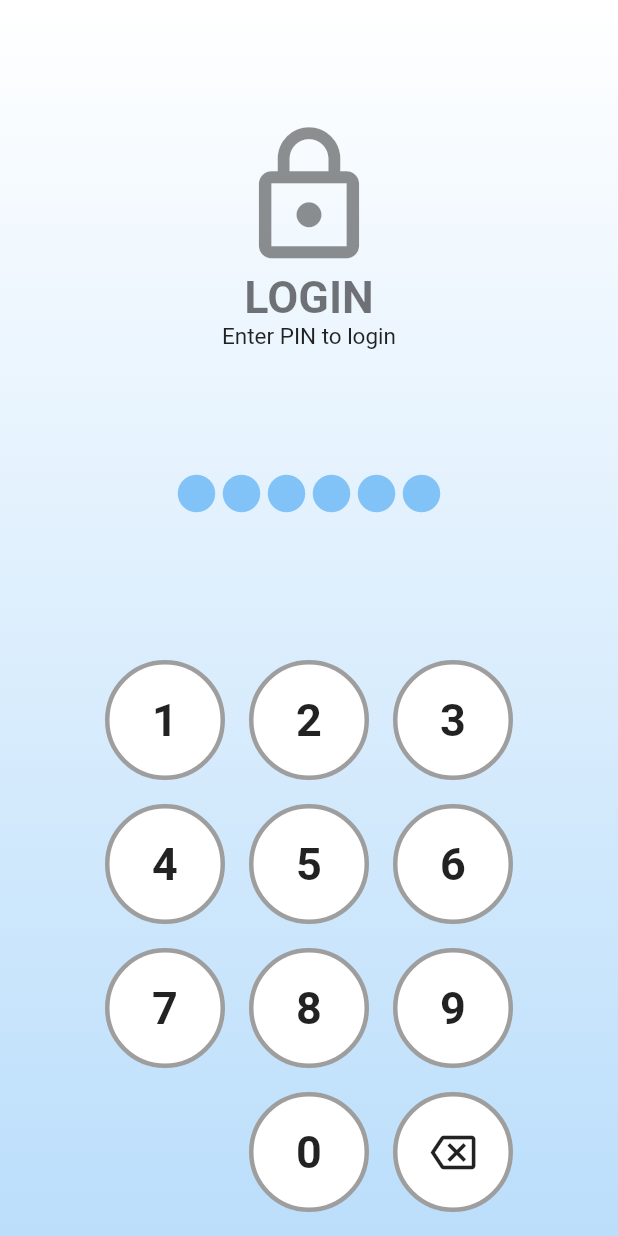
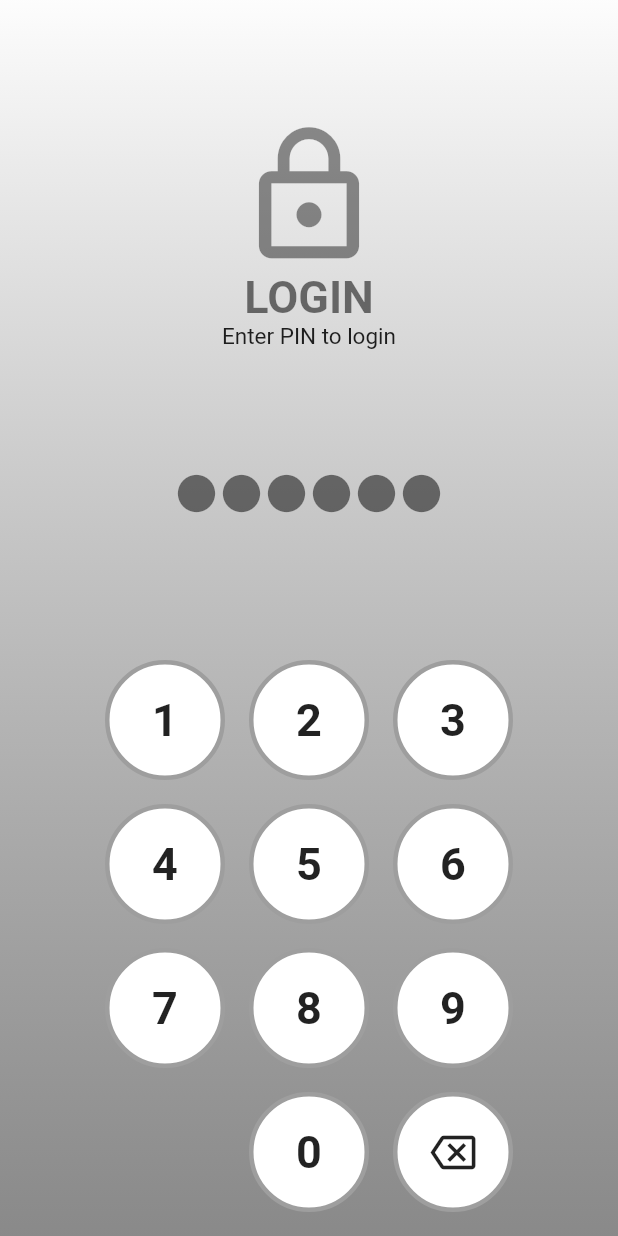
Before and after one commit to NatsuruShizuku/flutter_food2, a Flutter app: the screen it shows after launch, on a phone screen of 412 x 824 dp. Run offline on Flutter 3.47's test engine with Material 2 defaults, Android fonts, the phone set to English and light mode, and no system bars.

```diff
--- a/lib/pages/login/login_page.dart
+++ b/lib/pages/login/login_page.dart
@@ -23,8 +23,8 @@ class _LoginPageState extends State<LoginPage> {
             end: Alignment.bottomCenter,
             // ไล่เฉดจากสีแดงไปสีน้ำเงิน
             colors: [
-              Colors.white,
-              Colors.blue.shade100,
+              Colors.white54,
+              Colors.black45,
             ],
           ),
         ),
@@ -62,84 +62,84 @@ class _LoginPageState extends State<LoginPage> {
                               ? Icon(
                             Icons.circle,
                             size: 30.0,
-                            color: Colors.blue,
+                            color: Colors.black,
                           )
                               : Opacity(
                             opacity: 0.5,
                             child: Icon(
                               Icons.circle,
                               size: 30.0,
-                              color: Colors.blue,
+                              color: Colors.black,
                             ),
                           ),
                           input.length > 1
                               ? Icon(
                             Icons.circle,
                             size: 30.0,
-                            color: Colors.blue,
+                            color: Colors.black,
                           )
                               : Opacity(
                             opacity: 0.5,
                             child: Icon(
                               Icons.circle,
                               size: 30.0,
-                              color: Colors.blue,
+                              color: Colors.black,
                             ),
                           ),
                           input.length > 2
                               ? Icon(
                             Icons.circle,
                             size: 30.0,
-                            color: Colors.blue,
+                            color: Colors.black,
                           )
                               : Opacity(
                             opacity: 0.5,
                             child: Icon(
                               Icons.circle,
                               size: 30.0,
-                              color: Colors.blue,
+                              color: Colors.black,
                             ),
                           ),
                           input.length > 3
                               ? Icon(
                             Icons.circle,
                             size: 30.0,
-                            color: Colors.blue,
+                            color: Colors.black,
                           )
                               : Opacity(
                             opacity: 0.5,
                             child: Icon(
                               Icons.circle,
                               size: 30.0,
-                              color: Colors.blue,
+                              color: Colors.black,
                             ),
                           ),
                           input.length > 4
                               ? Icon(
                             Icons.circle,
                             size: 30.0,
-                            color: Colors.blue,
+                            color: Colors.black,
                           )
                               : Opacity(
                             opacity: 0.5,
                             child: Icon(
                               Icons.circle,
                               size: 30.0,
-                              color: Colors.blue,
+                              color: Colors.black,
                             ),
                           ),
                           input.length > 5
                               ? Icon(
                             Icons.circle,
                             size: 30.0,
-                            color: Colors.blue,
+                            color: Colors.black,
                           )
                               : Opacity(
                             opacity: 0.5,
                             child: Icon(
                               Icons.circle,
                               size: 30.0,
-                              color: Colors.blue,
+                              color: Colors.black,
                             ),
                           ),
                         ],
```
